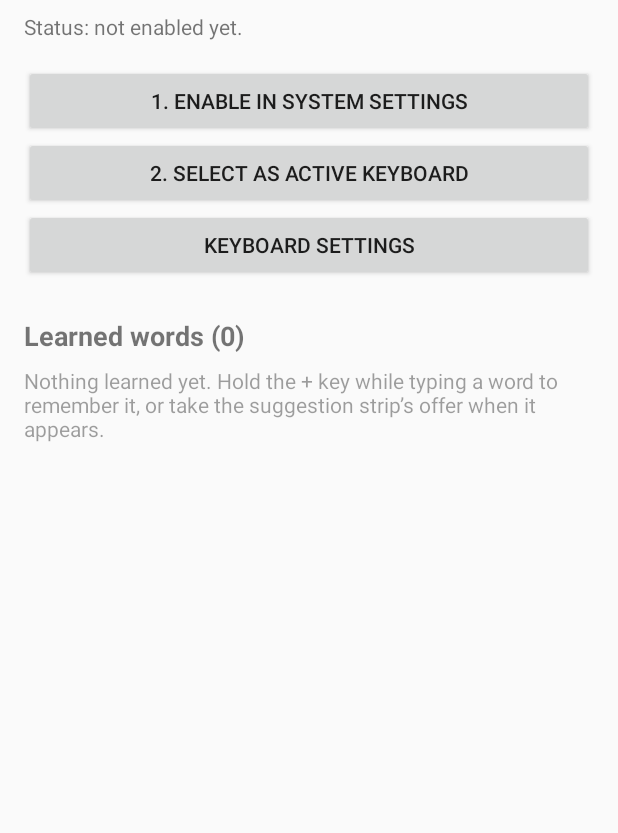
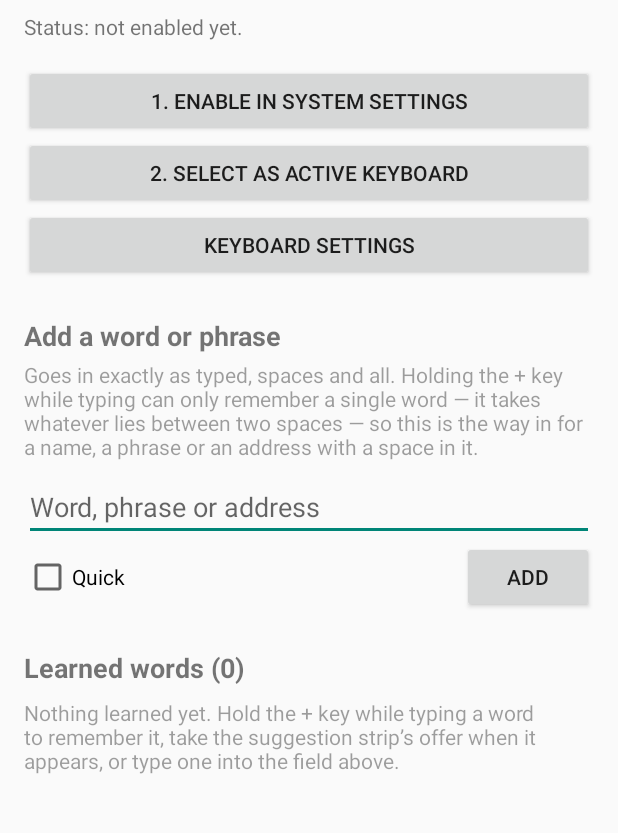
Before and after one commit to TyberiusPrime/bilingual-android-keyboard, an Android app: the screen it shows after launch (SetupActivity), on a phone screen of 412 x 824 dp, the part 73-906 px from its top. Run offline under Robolectric (Android 15) with nearby library versions, the phone set to English and light mode, and no system bars.

Commit message:
A field on the launcher screen for entries with spaces in them
D40's personal key remembers whatever lies between two spaces, which is
the right rule for a key held mid-word and means a phrase cannot be
asked for at all: Anna Maria, mit freundlichen Grüßen, a street with a
space in it. The screen that already lists the store and takes things
out of it now puts things in as well, verbatim.

The quick tick is beside the field rather than only on the row it
produces, since inserting a phrase whole is the usual reason for adding
one and the list below is alphabetical. Unticked takes nothing off the
menu — that is the row's job.

PersonalStore.clean collapses whitespace and trims, because an entry is
a line and the quick marker sits behind a tab, so a pasted line break
would otherwise come back as two entries and a pasted tab would name
half the phrase a marker.

Co-Authored-By: Claude Opus 5 <noreply@anthropic.com>
Claude-Session: https://claude.ai/code/session_01XybDhMgt3MjqTJS3Jxxvh7

```diff
--- a/app/src/main/java/de/coonabibba/bikeyboard/PersonalStore.kt
+++ b/app/src/main/java/de/coonabibba/bikeyboard/PersonalStore.kt
@@ -11,6 +11,11 @@ import java.io.File
  * asked for it to be, and no other way. Which means the friction of asking sets
  * the ceiling on how good this keyboard ever gets for this user, so the ask is
  * one press on the personal key at the moment the word is typed (D40).
+ *
+ * There is a second door since D51 — a field on the launcher screen — because
+ * the first one can only ever produce a single word: it takes what lies between
+ * two spaces, so a phrase, a full name or an address with a space in it cannot
+ * be asked for while typing one.
  *
  * It is also the only thing the user can be *wrong* about, so the launcher
  * screen lists what is in here and can take words back out. A store that only
@@ -163,6 +168,27 @@ class PersonalStore(private val file: File) {
     }
 
     companion object {
+
+        /**
+         * [raw] as this file can hold it, or `""` for nothing worth storing
+         * (D51).
+         *
+         * An entry is a line, with a tab in front of the quick marker, so a
+         * newline or a tab *inside* one is not something the format has a place
+         * for — a pasted line break would otherwise come back as two entries,
+         * one of them nonsense. They become spaces instead of truncating what
+         * was typed, and every run of whitespace collapses to one, since two
+         * spaces in a stored phrase are a typo nothing will ever match.
+         *
+         * Interior single spaces are the point and are left alone. This is the
+         * only door they come in by: what the personal key picks up while
+         * typing is whatever lies between two spaces (D40), so it can never
+         * contain one.
+         */
+        fun clean(raw: String): String = raw.trim().replace(WHITESPACE_RUN, " ")
+
+        private val WHITESPACE_RUN = Regex("\\s+")
+
         /**
          * Where the store lives inside the app's files directory. Shared by the
          * keyboard, which writes it, and the launcher screen, which edits it.
--- a/app/src/main/java/de/coonabibba/bikeyboard/SetupActivity.kt
+++ b/app/src/main/java/de/coonabibba/bikeyboard/SetupActivity.kt
@@ -5,12 +5,16 @@ import android.content.Intent
 import android.graphics.Typeface
 import android.os.Bundle
 import android.provider.Settings
+import android.text.InputType
 import android.util.TypedValue
 import android.view.Gravity
+import android.view.View
 import android.view.ViewGroup
+import android.view.inputmethod.EditorInfo
 import android.view.inputmethod.InputMethodManager
 import android.widget.Button
 import android.widget.CheckBox
+import android.widget.EditText
 import android.widget.LinearLayout
 import android.widget.ScrollView
 import android.widget.TextView
@@ -31,6 +35,11 @@ class SetupActivity : AppCompatActivity() {
     private lateinit var status: TextView
     private lateinit var learnedHeading: TextView
     private lateinit var learnedList: LinearLayout
+
+    /** The field that adds an entry by hand, its quick tick, and what it says back (D51). */
+    private lateinit var newWord: EditText
+    private lateinit var newWordQuick: CheckBox
+    private lateinit var addMessage: TextView
     private val store by lazy { PersonalStore(File(filesDir, PersonalStore.FILE_NAME)) }
 
     private val pad by lazy { dp(16) }
@@ -71,6 +80,8 @@ class SetupActivity : AppCompatActivity() {
             },
         )
 
+        addAddWordField(content)
+
         learnedHeading = TextView(this).apply {
             setTextSize(TypedValue.COMPLEX_UNIT_SP, 18f)
             typeface = Typeface.DEFAULT_BOLD
@@ -108,6 +119,112 @@ class SetupActivity : AppCompatActivity() {
         status.text = getString(
             if (isEnabled()) R.string.status_enabled else R.string.status_not_enabled,
         )
+        // Whatever the field last said is about an entry that is now simply in
+        // the list below, which says it better.
+        addMessage.visibility = View.GONE
+        showLearnedWords()
+    }
+
+    /**
+     * The other way into the personal store (D51).
+     *
+     * The personal key remembers **whatever is between the spaces** (D40),
+     * which is the right rule for something pressed mid-word and means a phrase
+     * cannot be asked for that way at all — `Anna Maria`, `mit freundlichen
+     * Grüßen`, a street with a space in it. Typed here it goes in as it stands.
+     *
+     * The quick tick sits beside the field rather than only on the row that
+     * appears afterwards, because putting the entry on the + key's menu is the
+     * usual reason for coming here and the list below is alphabetical: finding
+     * the thing you just added, among a hundred others, to tick a box you were
+     * looking at a second ago is not a step worth keeping.
+     */
+    private fun addAddWordField(content: LinearLayout) {
+        content.addView(
+            TextView(this).apply {
+                setText(R.string.add_word_title)
+                setTextSize(TypedValue.COMPLEX_UNIT_SP, 18f)
+                typeface = Typeface.DEFAULT_BOLD
+                setPadding(0, dp(24), 0, dp(4))
+            },
+        )
+        content.addView(
+            TextView(this).apply {
+                setText(R.string.add_word_explanation)
+                alpha = 0.7f
+                setPadding(0, 0, 0, dp(8))
+            },
+        )
+
+        newWord = EditText(this).apply {
+            setHint(R.string.add_word_hint)
+            // Free text, and the store is not a form: nothing the phone has
+            // filed under a person's name belongs in this box by default.
+            inputType = InputType.TYPE_CLASS_TEXT
+            importantForAutofill = View.IMPORTANT_FOR_AUTOFILL_NO
+            // One line, so the only line breaks that can reach the store are
+            // pasted ones — which PersonalStore.clean turns into spaces.
+            isSingleLine = true
+            imeOptions = EditorInfo.IME_ACTION_DONE
+            setOnEditorActionListener { _, actionId, _ ->
+                if (actionId == EditorInfo.IME_ACTION_DONE) addTypedWord()
+                // Not consumed: the keyboard closing after the entry is added
+                // is the right end to the gesture.
+                false
+            }
+        }
+        newWordQuick = CheckBox(this).apply { setText(R.string.action_quick) }
+
+        content.addView(newWord)
+        content.addView(
+            LinearLayout(this).apply {
+                orientation = LinearLayout.HORIZONTAL
+                gravity = Gravity.CENTER_VERTICAL
+                addView(
+                    newWordQuick,
+                    LinearLayout.LayoutParams(0, ViewGroup.LayoutParams.WRAP_CONTENT, 1f),
+                )
+                addView(
+                    Button(context).apply {
+                        setText(R.string.action_add)
+                        setOnClickListener { addTypedWord() }
+                    },
+                )
+            },
+        )
+
+        addMessage = TextView(this).apply {
+            alpha = 0.7f
+            visibility = View.GONE
+        }
+        content.addView(addMessage)
+    }
+
+    /**
+     * Takes what is in the field, if there is anything the store can hold.
+     *
+     * A word already known is not an error and not a no-op either: the tick is
+     * still applied, since "I want this on the menu" is the other half of what
+     * the field is for and the entry being there already should not swallow it.
+     * An *un*ticked box is not the same request in reverse — it takes nothing
+     * off the menu, because the row in the list below is where that is said.
+     */
+    private fun addTypedWord() {
+        val word = PersonalStore.clean(newWord.text.toString())
+        if (word.isEmpty()) return
+
+        store.load()
+        val added = store.add(word)
+        val ticked = newWordQuick.isChecked && store.setQuick(word, true)
+        if (added || ticked) store.persist()
+
+        newWord.text.clear()
+        newWordQuick.isChecked = false
+        addMessage.text = getString(
+            if (added) R.string.add_word_added else R.string.add_word_known,
+            word,
+        )
+        addMessage.visibility = View.VISIBLE
         showLearnedWords()
     }
 
--- a/app/src/main/res/values/strings.xml
+++ b/app/src/main/res/values/strings.xml
@@ -45,8 +45,14 @@
     <string name="action_select">2. Select as active keyboard</string>
     <string name="status_enabled">Status: enabled.</string>
     <string name="status_not_enabled">Status: not enabled yet.</string>
+    <string name="add_word_title">Add a word or phrase</string>
+    <string name="add_word_explanation">Goes in exactly as typed, spaces and all. Holding the + key while typing can only remember a single word \u2014 it takes whatever lies between two spaces \u2014 so this is the way in for a name, a phrase or an address with a space in it.</string>
+    <string name="add_word_hint">Word, phrase or address</string>
+    <string name="action_add">Add</string>
+    <string name="add_word_added">Added %1$s.</string>
+    <string name="add_word_known">%1$s was already known.</string>
     <string name="learned_title">Learned words (%1$d)</string>
-    <string name="learned_empty">Nothing learned yet. Hold the + key while typing a word to remember it, or take the suggestion strip\u2019s offer when it appears.</string>
+    <string name="learned_empty">Nothing learned yet. Hold the + key while typing a word to remember it, take the suggestion strip\u2019s offer when it appears, or type one into the field above.</string>
     <string name="action_forget">Forget</string>
     <string name="settings_section_trace">Typing trace</string>
     <string name="setting_show_trace">Show what was just typed</string>
```
Also changed, not shown: 3 other files.
